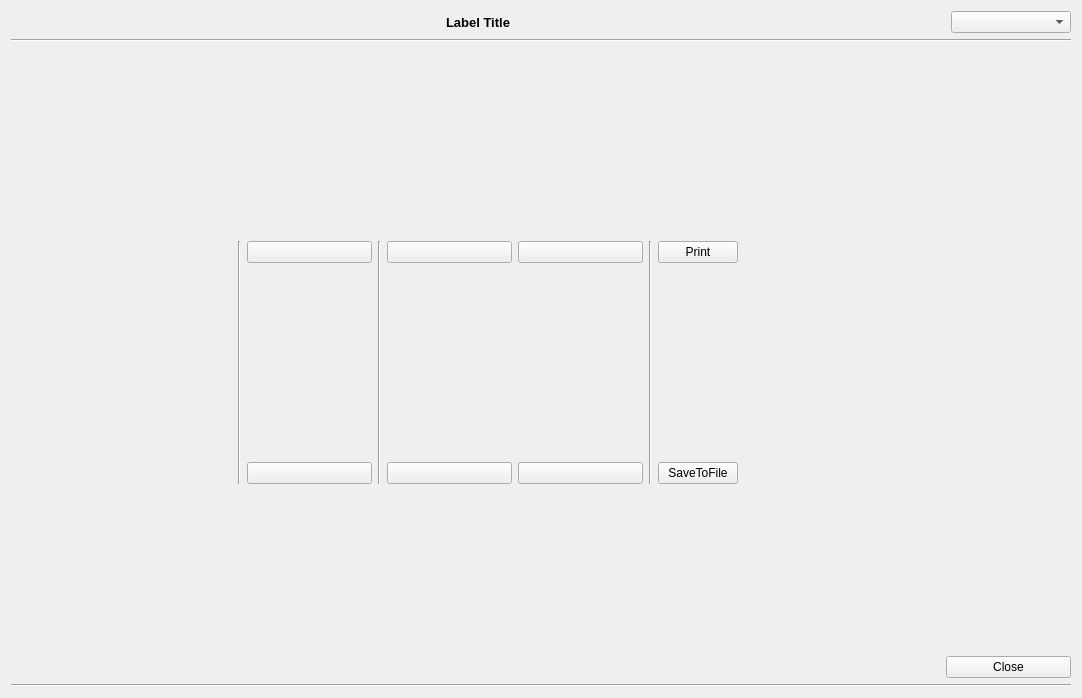
Qt form mainwindow.ui (icprog/TrendView10) before a commit.
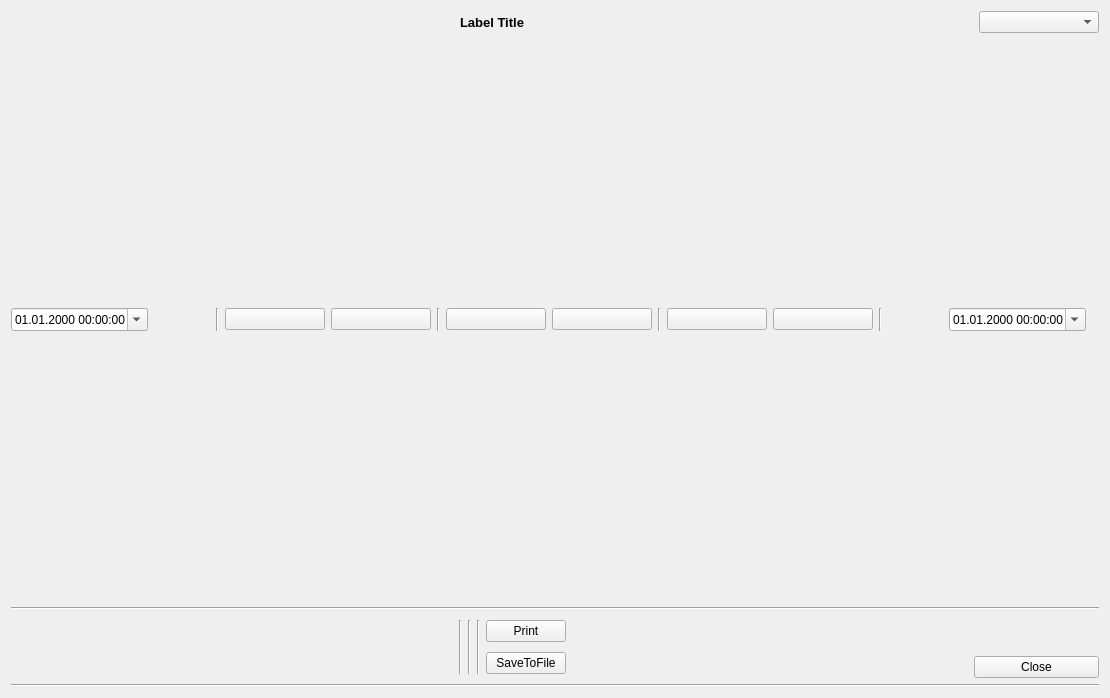
The same form after that commit. Icons and pictures are not drawn.

Commit message: change button icons + add datetime edits

```diff
--- a/mainwindow.ui
+++ b/mainwindow.ui
@@ -6,7 +6,7 @@
    <rect>
     <x>0</x>
     <y>0</y>
-    <width>1082</width>
+    <width>1110</width>
     <height>698</height>
    </rect>
   </property>
@@ -19,7 +19,7 @@
    <string>TrendView10 - casey, 2016</string>
   </property>
   <widget class="QWidget" name="centralWidget">
-   <layout class="QVBoxLayout" name="verticalLayout_2" stretch="0,100,0,0,0">
+   <layout class="QVBoxLayout" name="verticalLayout_4" stretch="0,100,0,0,0">
     <item>
      <layout class="QHBoxLayout" name="horizontalLayout_3" stretch="100,0">
       <item>
@@ -52,7 +52,249 @@
      </layout>
     </item>
     <item>
-     <layout class="QVBoxLayout" name="verticalLayoutGraphic"/>
+     <layout class="QHBoxLayout" name="horizontalLayout" stretch="100,0">
+      <item>
+       <layout class="QVBoxLayout" name="verticalLayout_2" stretch="100,0">
+        <item>
+         <layout class="QVBoxLayout" name="verticalLayoutGraphic"/>
+        </item>
+        <item>
+         <layout class="QHBoxLayout" name="horizontalLayout_4">
+          <item>
+           <widget class="QDateTimeEdit" name="dateTimeEditStart">
+            <property name="displayFormat">
+             <string>dd.MM.yyyy HH:mm:ss</string>
+            </property>
+            <property name="calendarPopup">
+             <bool>true</bool>
+            </property>
+           </widget>
+          </item>
+          <item>
+           <spacer name="horizontalSpacer_4">
+            <property name="orientation">
+             <enum>Qt::Horizontal</enum>
+            </property>
+            <property name="sizeHint" stdset="0">
+             <size>
+              <width>40</width>
+              <height>20</height>
+             </size>
+            </property>
+           </spacer>
+          </item>
+          <item>
+           <widget class="Line" name="line_8">
+            <property name="orientation">
+             <enum>Qt::Vertical</enum>
+            </property>
+           </widget>
+          </item>
+          <item>
+           <widget class="QPushButton" name="button100Back">
+            <property name="minimumSize">
+             <size>
+              <width>100</width>
+              <height>0</height>
+             </size>
+            </property>
+            <property name="text">
+             <string/>
+            </property>
+            <property name="icon">
+             <iconset resource="res.qrc">
+              <normaloff>:/images/2leftarrow_1058.ico</normaloff>:/images/2leftarrow_1058.ico</iconset>
+            </property>
+            <property name="iconSize">
+             <size>
+              <width>24</width>
+              <height>24</height>
+             </size>
+            </property>
+           </widget>
+          </item>
+          <item>
+           <widget class="QPushButton" name="button50Back">
+            <property name="minimumSize">
+             <size>
+              <width>100</width>
+              <height>0</height>
+             </size>
+            </property>
+            <property name="text">
+             <string/>
+            </property>
+            <property name="icon">
+             <iconset resource="res.qrc">
+              <normaloff>:/images/1leftarrow_small.ico</normaloff>:/images/1leftarrow_small.ico</iconset>
+            </property>
+            <property name="iconSize">
+             <size>
+              <width>24</width>
+              <height>24</height>
+             </size>
+            </property>
+           </widget>
+          </item>
+          <item>
+           <widget class="Line" name="line_5">
+            <property name="orientation">
+             <enum>Qt::Vertical</enum>
+            </property>
+           </widget>
+          </item>
+          <item>
+           <widget class="QPushButton" name="buttonCollapse">
+            <property name="minimumSize">
+             <size>
+              <width>100</width>
+              <height>0</height>
+             </size>
+            </property>
+            <property name="text">
+             <string/>
+            </property>
+            <property name="icon">
+             <iconset resource="res.qrc">
+              <normaloff>:/images/collapse3.ico</normaloff>:/images/collapse3.ico</iconset>
+            </property>
+            <property name="iconSize">
+             <size>
+              <width>24</width>
+              <height>24</height>
+             </size>
+            </property>
+           </widget>
+          </item>
+          <item>
+           <widget class="QPushButton" name="buttonExpand">
+            <property name="minimumSize">
+             <size>
+              <width>100</width>
+              <height>0</height>
+             </size>
+            </property>
+            <property name="text">
+             <string/>
+            </property>
+            <property name="icon">
+             <iconset resource="res.qrc">
+              <normaloff>:/images/expand3.ico</normaloff>:/images/expand3.ico</iconset>
+            </property>
+            <property name="iconSize">
+             <size>
+              <width>24</width>
+              <height>24</height>
+             </size>
+            </property>
+           </widget>
+          </item>
+          <item>
+           <widget class="Line" name="line_7">
+            <property name="orientation">
+             <enum>Qt::Vertical</enum>
+            </property>
+           </widget>
+          </item>
+          <item>
+           <widget class="QPushButton" name="button50Forward">
+            <property name="minimumSize">
+             <size>
+              <width>100</width>
+              <height>0</height>
+             </size>
+            </property>
+            <property name="text">
+             <string/>
+            </property>
+            <property name="icon">
+             <iconset resource="res.qrc">
+              <normaloff>:/images/1rightarrow_small.ico</normaloff>:/images/1rightarrow_small.ico</iconset>
+            </property>
+            <property name="iconSize">
+             <size>
+              <width>24</width>
+              <height>24</height>
+             </size>
+            </property>
+           </widget>
+          </item>
+          <item>
+           <widget class="QPushButton" name="button100Forward">
+            <property name="minimumSize">
+             <size>
+              <width>100</width>
+              <height>0</height>
+             </size>
+            </property>
+            <property name="text">
+             <string/>
+            </property>
+            <property name="icon">
+             <iconset resource="res.qrc">
+              <normaloff>:/images/2rightarrow_1058.ico</normaloff>:/images/2rightarrow_1058.ico</iconset>
+            </property>
+            <property name="iconSize">
+             <size>
+              <width>24</width>
+              <height>24</height>
+             </size>
+            </property>
+           </widget>
+          </item>
+          <item>
+           <widget class="Line" name="line_9">
+            <property name="orientation">
+             <enum>Qt::Vertical</enum>
+            </property>
+           </widget>
+          </item>
+          <item>
+           <spacer name="horizontalSpacer">
+            <property name="orientation">
+             <enum>Qt::Horizontal</enum>
+            </property>
+            <property name="sizeHint" stdset="0">
+             <size>
+              <width>40</width>
+              <height>20</height>
+             </size>
+            </property>
+           </spacer>
+          </item>
+          <item>
+           <widget class="QDateTimeEdit" name="dateTimeEditEnd">
+            <property name="displayFormat">
+             <string>dd.MM.yyyy HH:mm:ss</string>
+            </property>
+            <property name="calendarPopup">
+             <bool>true</bool>
+            </property>
+           </widget>
+          </item>
+         </layout>
+        </item>
+       </layout>
+      </item>
+      <item>
+       <layout class="QVBoxLayout" name="verticalLayout_3" stretch="100,0">
+        <item>
+         <layout class="QGridLayout" name="gridLayoutMinMax">
+          <property name="verticalSpacing">
+           <number>6</number>
+          </property>
+         </layout>
+        </item>
+        <item>
+         <widget class="QLabel" name="label">
+          <property name="text">
+           <string/>
+          </property>
+         </widget>
+        </item>
+       </layout>
+      </item>
+     </layout>
     </item>
     <item>
      <widget class="Line" name="line">
@@ -100,9 +342,6 @@
       </item>
       <item>
        <layout class="QGridLayout" name="gridLayout">
-        <property name="rightMargin">
-         <number>20</number>
-        </property>
         <item row="0" column="6" rowspan="2">
          <widget class="Line" name="line_4">
           <property name="orientation">
@@ -117,98 +356,6 @@
           </property>
          </widget>
         </item>
-        <item row="0" column="2">
-         <widget class="QPushButton" name="buttonCollapse">
-          <property name="minimumSize">
-           <size>
-            <width>125</width>
-            <height>0</height>
-           </size>
-          </property>
-          <property name="text">
-           <string/>
-          </property>
-          <property name="icon">
-           <iconset resource="res.qrc">
-            <normaloff>:/images/collapse.ico</normaloff>:/images/collapse.ico</iconset>
-          </property>
-          <property name="iconSize">
-           <size>
-            <width>48</width>
-            <height>48</height>
-           </size>
-          </property>
-         </widget>
-        </item>
-        <item row="1" column="4">
-         <widget class="QPushButton" name="button100Back">
-          <property name="minimumSize">
-           <size>
-            <width>125</width>
-            <height>0</height>
-           </size>
-          </property>
-          <property name="text">
-           <string/>
-          </property>
-          <property name="icon">
-           <iconset resource="res.qrc">
-            <normaloff>:/images/toback100.ico</normaloff>:/images/toback100.ico</iconset>
-          </property>
-          <property name="iconSize">
-           <size>
-            <width>48</width>
-            <height>48</height>
-           </size>
-          </property>
-         </widget>
-        </item>
-        <item row="1" column="2">
-         <widget class="QPushButton" name="buttonExpand">
-          <property name="minimumSize">
-           <size>
-            <width>125</width>
-            <height>0</height>
-           </size>
-          </property>
-          <property name="text">
-           <string/>
-          </property>
-          <property name="icon">
-           <iconset resource="res.qrc">
-            <normaloff>:/images/expand.ico</normaloff>:/images/expand.ico</iconset>
-          </property>
-          <property name="iconSize">
-           <size>
-            <width>48</width>
-            <height>48</height>
-           </size>
-          </property>
-         </widget>
-        </item>
-        <item row="0" column="4">
-         <widget class="QPushButton" name="button50Back">
-          <property name="minimumSize">
-           <size>
-            <width>125</width>
-            <height>0</height>
-           </size>
-          </property>
-          <property name="text">
-           <string/>
-          </property>
-          <property name="icon">
-           <iconset resource="res.qrc">
-            <normaloff>:/images/toback50.ico</normaloff>:/images/toback50.ico</iconset>
-          </property>
-          <property name="iconSize">
-           <size>
-            <width>48</width>
-            <height>48</height>
-           </size>
-          </property>
-         </widget>
-        </item>
         <item row="0" column="8">
          <widget class="QPushButton" name="buttonPrint">
           <property name="text">
@@ -216,29 +363,6 @@
           </property>
          </widget>
         </item>
-        <item row="0" column="5">
-         <widget class="QPushButton" name="button50Forward">
-          <property name="minimumSize">
-           <size>
-            <width>125</width>
-            <height>0</height>
-           </size>
-          </property>
-          <property name="text">
-           <string/>
-          </property>
-          <property name="icon">
-           <iconset resource="res.qrc">
-            <normaloff>:/images/tofront50.ico</normaloff>:/images/tofront50.ico</iconset>
-          </property>
-          <property name="iconSize">
-           <size>
-            <width>48</width>
-            <height>48</height>
-           </size>
-          </property>
-         </widget>
-        </item>
         <item row="1" column="8">
          <widget class="QPushButton" name="buttonSaveToFile">
           <property name="text">
@@ -246,29 +370,6 @@
           </property>
          </widget>
         </item>
-        <item row="1" column="5">
-         <widget class="QPushButton" name="button100Forward">
-          <property name="minimumSize">
-           <size>
-            <width>125</width>
-            <height>0</height>
-           </size>
-          </property>
-          <property name="text">
-           <string/>
-          </property>
-          <property name="icon">
-           <iconset resource="res.qrc">
-            <normaloff>:/images/tofront100.ico</normaloff>:/images/tofront100.ico</iconset>
-          </property>
-          <property name="iconSize">
-           <size>
-            <width>48</width>
-            <height>48</height>
-           </size>
-          </property>
-         </widget>
-        </item>
         <item row="0" column="1" rowspan="2">
          <widget class="Line" name="line_6">
           <property name="orientation">
```
Left out of the diff: 3 changed lines with no effect on the pictures. The commit also changes 17 other files.
